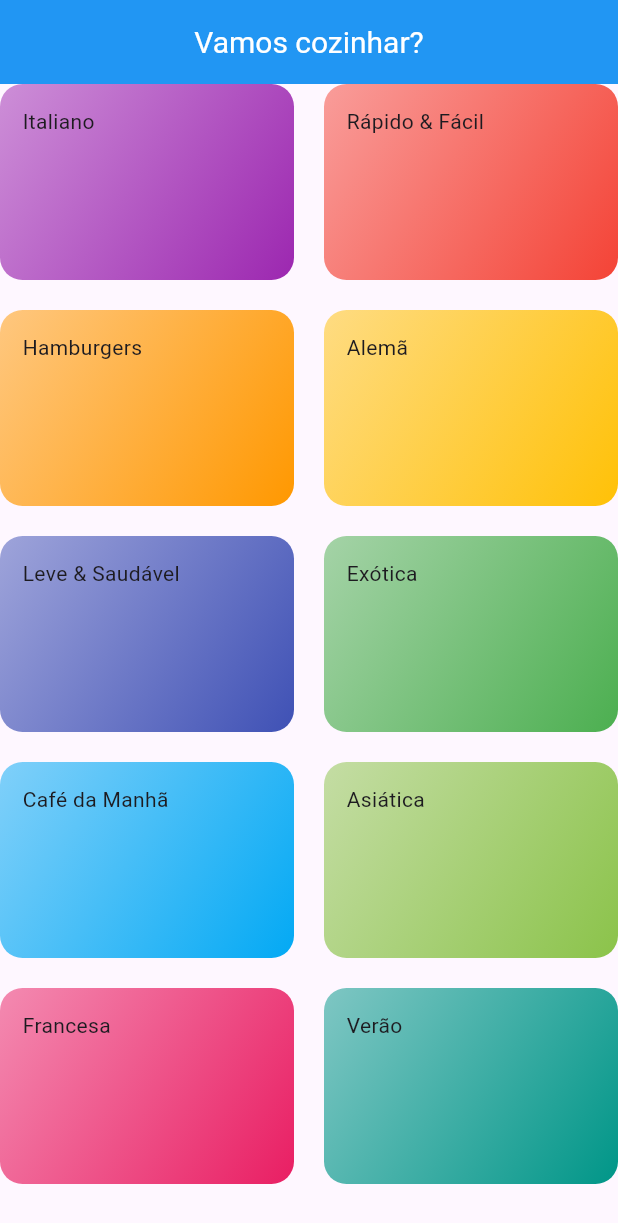
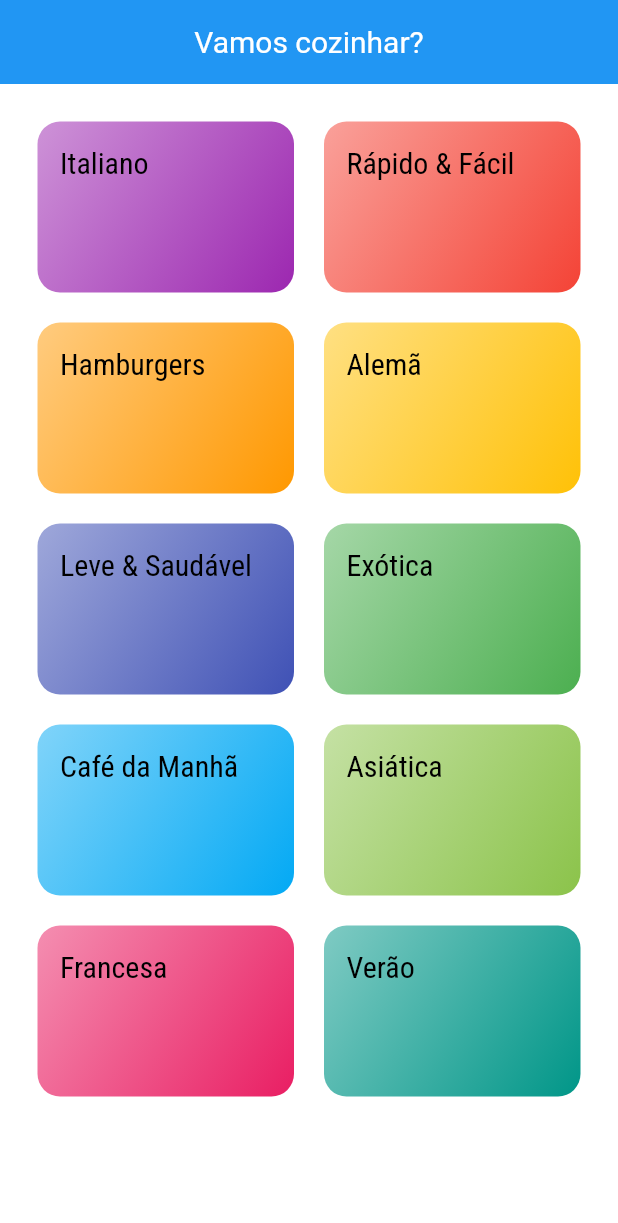
Before and after one commit to SavioVitorAlves/Flutter-Projects, a Flutter app: the screen it shows after launch, on a phone screen of 412 x 824 dp. Shown: the top 1223 px of the screen. Run offline on Flutter 3.47's test engine with Material 3 defaults, Android fonts, the light colour scheme and no system bars.

Commit message:
refactor: add new screen and update

```diff
--- a/comidas/lib/components/catergory_item.dart
+++ b/comidas/lib/components/catergory_item.dart
@@ -1,16 +1,32 @@
 import 'package:flutter/material.dart';
 import '../models/categorys.dart';
+import '../screens/category_meals_screens.dart';
 
 class CatergoryItem extends StatelessWidget {
   const CatergoryItem(this.category, {super.key});
 
   final Category category;
-
+  void _selectCategory(BuildContext context){
+    Navigator.of(context).push(
+      MaterialPageRoute(
+        builder: (_){
+          return CategoryMealsScreens(category);
+        },
+      ),
+    );
+  }
   @override
   Widget build(BuildContext context) {
-    return Container(
+    return InkWell(
+      onTap:() => _selectCategory(context),
+      borderRadius: BorderRadius.circular(15),
+      splashColor: Theme.of(context).colorScheme.primary,
+      child: Container(
         padding: EdgeInsets.all(15),
-      child: Text(category.title),
+        child: Text(
+          category.title,
+          style: Theme.of(context).textTheme.titleLarge,
+        ),
         decoration: BoxDecoration(
           borderRadius: BorderRadius.circular(15),
           gradient: LinearGradient(
@@ -22,6 +38,7 @@
             end: Alignment.bottomRight
           )
         ),
+      ),
     );
   }
 }
--- a/comidas/lib/main.dart
+++ b/comidas/lib/main.dart
@@ -12,7 +12,20 @@
     return MaterialApp(
       title: 'DeliMeals',
       theme: ThemeData(
-        primarySwatch: Colors.blue
+        primarySwatch: Colors.pink,
+        colorScheme: ColorScheme.fromSwatch(
+          primarySwatch: Colors.pink,
+        ).copyWith(
+          secondary: Colors.amber,
+        ),
+        fontFamily: 'Raleway',
+        canvasColor: Color.fromRGBO(255, 254, 229, 1),
+        textTheme: ThemeData.light().textTheme.copyWith(
+          titleLarge: TextStyle(
+            fontSize: 20,
+            fontFamily: 'RobotoCondensed',
+          ),
+        ),
       ),
       home: const CategoryScreens(),
     );
--- a/comidas/lib/screens/category_screens.dart
+++ b/comidas/lib/screens/category_screens.dart
@@ -14,6 +14,7 @@
         titleTextStyle: TextStyle(color: Colors.white, fontSize: 20),
       ),
       body: GridView(
+        padding: EdgeInsets.all(25),
         gridDelegate: const SliverGridDelegateWithMaxCrossAxisExtent(
           maxCrossAxisExtent: 200,
           childAspectRatio: 3/2,
```
Lines whose indentation alone changed are shown as unchanged.
